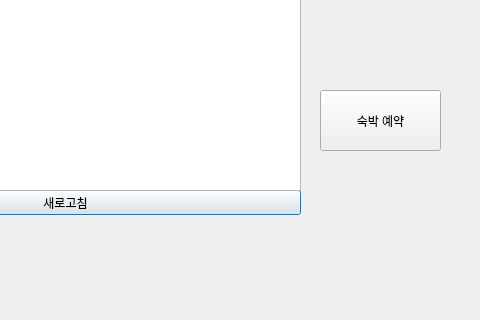
This is VIPclient/client.ui in IOT-summer-festival/summer-festival as Qt 5 draws it before an edit; both pictures show x 270 to 750 and y 180 to 500 of the 750 by 500 pixel window. The edited form follows.
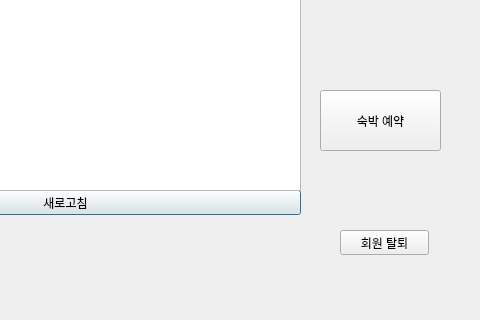
This is the edited form.

The edit to the form file:
```diff
--- a/VIPclient/client.ui
+++ b/VIPclient/client.ui
@@ -77,6 +77,29 @@
     <string>관광지 방문 예약</string>
    </property>
   </widget>
+  <widget class="QPushButton" name="out">
+   <property name="geometry">
+    <rect>
+     <x>610</x>
+     <y>410</y>
+     <width>89</width>
+     <height>25</height>
+    </rect>
+   </property>
+   <property name="text">
+    <string>회원 탈퇴</string>
+   </property>
+  </widget>
+  <widget class="QListWidget" name="list">
+   <property name="geometry">
+    <rect>
+     <x>100</x>
+     <y>60</y>
+     <width>471</width>
+     <height>311</height>
+    </rect>
+   </property>
+  </widget>
  </widget>
  <resources/>
  <connections/>
```
Left out of the diff: 13 changed lines with no effect on the pictures.
